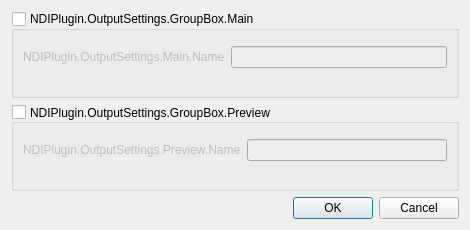
The window that src/forms/output-settings.ui (DistroAV/DistroAV) describes before a commit, drawn with Qt 5.
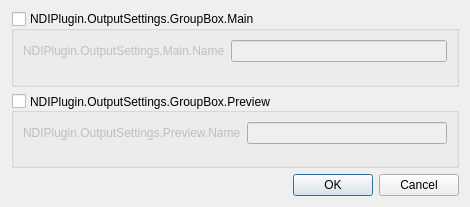
The same window after the commit.

Commit message: settings: refactored form

The edit to the form file:
```diff
--- a/src/forms/output-settings.ui
+++ b/src/forms/output-settings.ui
@@ -7,7 +7,7 @@
     <x>0</x>
     <y>0</y>
     <width>470</width>
-    <height>230</height>
+    <height>207</height>
    </rect>
   </property>
   <property name="minimumSize">
@@ -54,31 +54,19 @@
       <bool>false</bool>
      </property>
      <layout class="QFormLayout" name="formLayout_5">
+      <item row="0" column="0" colspan="2">
+       <layout class="QFormLayout" name="formLayout_4">
       <item row="0" column="0">
-       <layout class="QFormLayout" name="formLayout_4"/>
-      </item>
-      <item row="1" column="0">
        <widget class="QLabel" name="previewOutputNameLabel">
-        <property name="minimumSize">
-         <size>
-          <width>0</width>
-          <height>15</height>
-         </size>
-        </property>
         <property name="text">
          <string>NDIPlugin.OutputSettings.Preview.Name</string>
         </property>
        </widget>
       </item>
-      <item row="1" column="1">
-       <widget class="QLineEdit" name="previewOutputName">
-        <property name="minimumSize">
-         <size>
-          <width>0</width>
-          <height>15</height>
-         </size>
-        </property>
-       </widget>
+        <item row="0" column="1">
+         <widget class="QLineEdit" name="previewOutputName"/>
+        </item>
+       </layout>
       </item>
      </layout>
     </widget>
@@ -95,31 +83,19 @@
       <bool>false</bool>
      </property>
      <layout class="QFormLayout" name="formLayout_3">
+      <item row="0" column="0" colspan="2">
+       <layout class="QFormLayout" name="formLayout_2">
       <item row="0" column="0">
-       <layout class="QFormLayout" name="formLayout_2"/>
-      </item>
-      <item row="1" column="1">
-       <widget class="QLineEdit" name="mainOutputName">
-        <property name="minimumSize">
-         <size>
-          <width>0</width>
-          <height>15</height>
-         </size>
-        </property>
-       </widget>
-      </item>
-      <item row="1" column="0">
        <widget class="QLabel" name="mainOutputNameLabel">
-        <property name="minimumSize">
-         <size>
-          <width>0</width>
-          <height>15</height>
-         </size>
-        </property>
         <property name="text">
          <string>NDIPlugin.OutputSettings.Main.Name</string>
         </property>
        </widget>
+        </item>
+        <item row="0" column="1">
+         <widget class="QLineEdit" name="mainOutputName"/>
+        </item>
+       </layout>
       </item>
      </layout>
     </widget>
```
Lines whose indentation alone changed are shown as unchanged.
